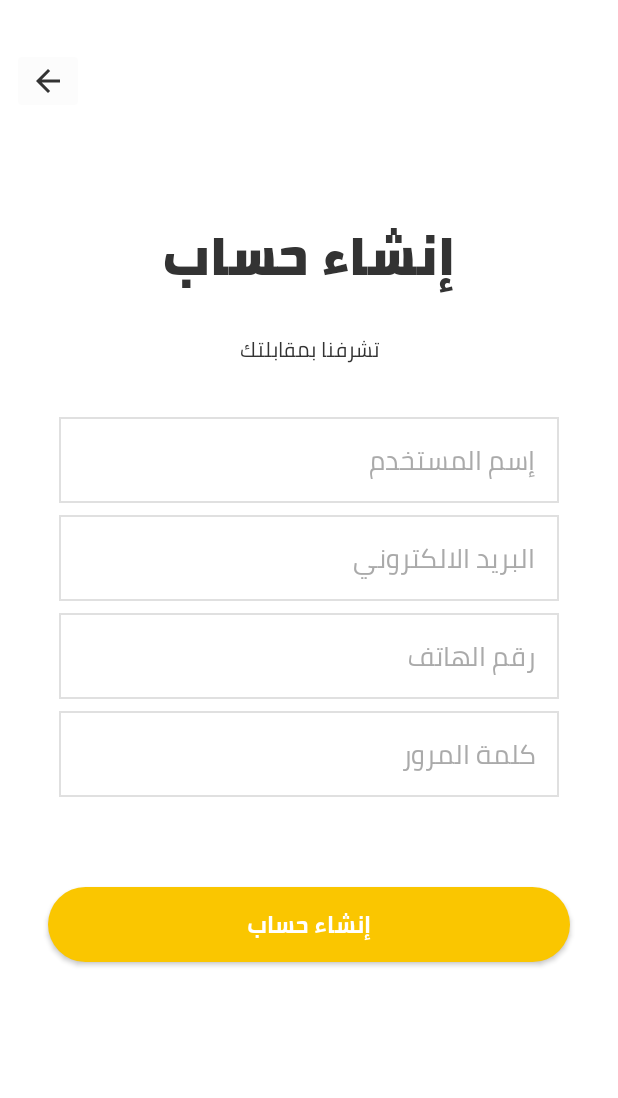
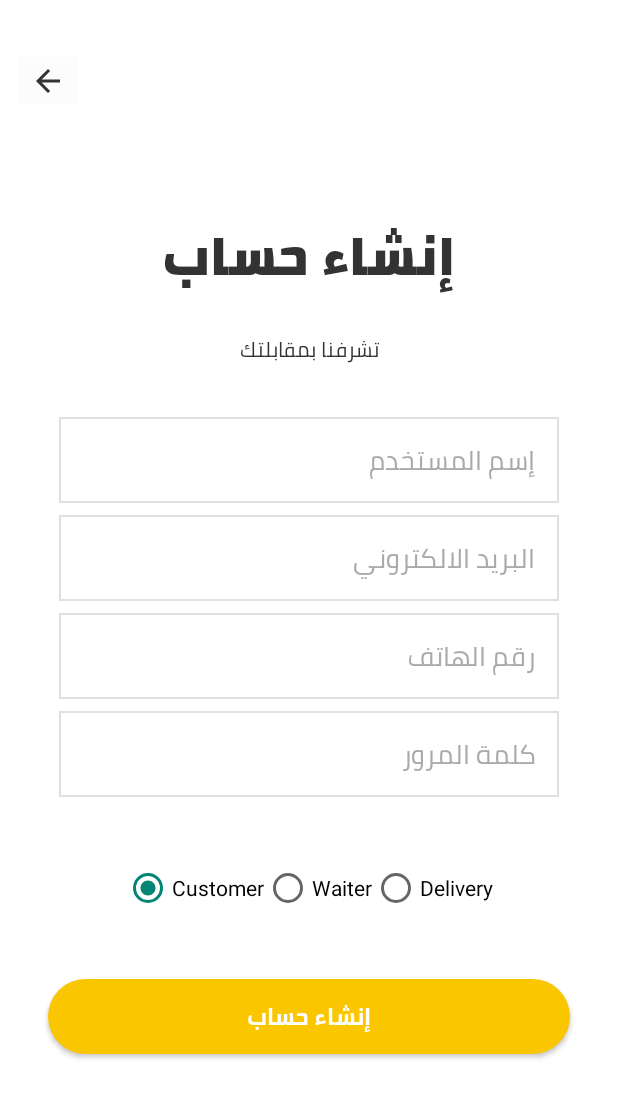
Before and after one commit to MohamedFouad96/DaddysBurger, an Android app: the Register screen opened directly, with no data from a screen before it, after a tap on "إنشاء حساب", on a phone screen of 412 x 824 dp. Shown: the top 1098 px of the screen. Run offline under Robolectric (Android 15) with nearby library versions, the phone set to English and light mode, and no system bars.

```diff
--- a/app/build.gradle
+++ b/app/build.gradle
@@ -44,6 +44,8 @@ dependencies {
     // Network
     implementation 'com.squareup.retrofit2:retrofit:2.9.0'
     implementation 'com.squareup.retrofit2:converter-gson:2.9.0'
+    implementation("com.squareup.okhttp3:okhttp:4.9.0")
+
 
 
 
--- a/app/src/main/java/tech/digitalcraft/daddysburger/Controller/RecycleView/OrdersAdapter.java
+++ b/app/src/main/java/tech/digitalcraft/daddysburger/Controller/RecycleView/OrdersAdapter.java
@@ -62,8 +62,8 @@ public class OrdersAdapter extends RecyclerView.Adapter<OrdersAdapter.viewHolder
     @Override
     public void onBindViewHolder(@NonNull viewHolder holder, int position) {
 
-
-        holder.clientName.setText(mOrders.get(position).getClientName());
+        String sp[] = mOrders.get(position).getClientName().split(" ");
+        holder.clientName.setText(sp[0]);
 
         if (mOrders.get(position).getOrderTypeId() == 1)
             holder.address.setText("طاولة رقم " +mOrders.get(position).getTableId());
--- a/app/src/main/java/tech/digitalcraft/daddysburger/Controller/Retrofit/RetrofitClientAdapter.java
+++ b/app/src/main/java/tech/digitalcraft/daddysburger/Controller/Retrofit/RetrofitClientAdapter.java
@@ -28,6 +28,7 @@ public class RetrofitClientAdapter {
     public static Call<LoginResponse> activation(String key  , String phoneId)
     {
 
+
         return mRetrofitClient.activation(key , phoneId);
 
     }
@@ -41,11 +42,11 @@ public class RetrofitClientAdapter {
     }
 
 
-    public static Call<Void> register(String username , String email , String phone  , String pass)
+    public static Call<Void> register(String username , String email , String phone  , String pass , int type)
     {
 
 
-        return mRetrofitClient.Register(Shared.get.ACTIVATION_TOKEN,new Register(username , username, email , pass,1));
+        return mRetrofitClient.Register(Shared.get.ACTIVATION_TOKEN,new Register(username , username, email , pass,type));
 
     }
 
--- a/app/src/main/java/tech/digitalcraft/daddysburger/Controller/SqlLite/DatabaseHelper.java
+++ b/app/src/main/java/tech/digitalcraft/daddysburger/Controller/SqlLite/DatabaseHelper.java
@@ -33,7 +33,6 @@ public class DatabaseHelper extends SQLiteOpenHelper {
     public void onCreate(SQLiteDatabase db) {
 
         db.execSQL("create table "+ TABLE_1 +" ( ID INTEGER ,  NAME TEXT , IMG INTEGER , PRICE FLOAT , DESCRIPTION TEXT , CATEGORY_ID INTEGER , QTY INTEGER)");
-
 
 
     }
--- a/app/src/main/java/tech/digitalcraft/daddysburger/Controller/Validator.java
+++ b/app/src/main/java/tech/digitalcraft/daddysburger/Controller/Validator.java
@@ -9,7 +9,7 @@ public class Validator {
     private Matcher matcher;
 
     private static final String USERNAME_PATTERN = "^(?=.{4,20}$)(?![_.])(?!.*[_.]{2})[a-zA-Z0-9._]+(?<![_.])$";
-    private static final String PASSWORD_PATTERN = "^(?=.{8,24}$)(?=.*[!@#$%^&*])(?!.*[_.]{2})[a-zA-Z0-9._]+(?<![_.])$";
+    private static final String PASSWORD_PATTERN = "^(?=.*[0-9])(?=.*[a-z])(?=.*[A-Z])(?=.*[@#$%^&+=])(?=\\S+$).{8,}$";
     public Validator(){
         pattern = Pattern.compile(USERNAME_PATTERN);
         pattern1 = Pattern.compile(PASSWORD_PATTERN);
--- a/app/src/main/java/tech/digitalcraft/daddysburger/View/Activites/MainActivity.java
+++ b/app/src/main/java/tech/digitalcraft/daddysburger/View/Activites/MainActivity.java
@@ -36,7 +36,7 @@ public class MainActivity extends AppCompatActivity implements RefreshViewPager
     ViewPager viewPager;
     ViewPagerAdapter sectionsPagerAdapter;
     BottomNavigationView mBottomNavigationView;
-
+    MenuItem qr;
 
     @Override
     protected void onCreate(Bundle savedInstanceState) {
@@ -137,6 +137,8 @@ public class MainActivity extends AppCompatActivity implements RefreshViewPager
     public boolean onCreateOptionsMenu(Menu menu) {
         MenuInflater inflater = getMenuInflater();
         inflater.inflate(R.menu.appbar_menu , menu);
+        qr = menu.findItem(R.id.qr);
+        qr.setVisible(true);
         return super.onCreateOptionsMenu(menu);
     }
 
--- a/app/src/main/java/tech/digitalcraft/daddysburger/View/Activites/Restaurant/RestaurantOrders.java
+++ b/app/src/main/java/tech/digitalcraft/daddysburger/View/Activites/Restaurant/RestaurantOrders.java
@@ -42,7 +42,7 @@ public class RestaurantOrders extends AppCompatActivity implements ResturantOrde
     OrdersAdapter mOrdersAdapter;
     RecyclerView.LayoutManager mOrdersLayoutManager;
     ProgressBar progressBar;
-
+    MenuItem qr;
     @Override
     protected void onCreate(Bundle savedInstanceState) {
         super.onCreate(savedInstanceState);
@@ -53,6 +53,7 @@ public class RestaurantOrders extends AppCompatActivity implements ResturantOrde
         }
 
         mProgressDialog = new ProgressDialog(this,R.style.Theme_AppCompat_DayNight_Dialog_Alert);
+
 
         mProgressDialog.setMessage("جاري تسجيل الخروج...");
         mProgressDialog.setCancelable(false);
--- a/app/src/main/java/tech/digitalcraft/daddysburger/View/Activites/Splash.java
+++ b/app/src/main/java/tech/digitalcraft/daddysburger/View/Activites/Splash.java
@@ -18,6 +18,7 @@ import retrofit2.Call;
 import retrofit2.Callback;
 import retrofit2.Response;
 import tech.digitalcraft.daddysburger.Controller.Retrofit.RetrofitClientAdapter;
+import tech.digitalcraft.daddysburger.Controller.Retrofit.ServiceGenerator;
 import tech.digitalcraft.daddysburger.Controller.SqlLite.DatabaseHelper;
 import tech.digitalcraft.daddysburger.Model.APIs.LoginResponse;
 import tech.digitalcraft.daddysburger.Model.Shared;
@@ -146,6 +147,8 @@ public class Splash extends AppCompatActivity {
     public void activeOneTime()
     {
 
+        ServiceGenerator.changeBaseUrl("http://bsnextdeveloping-001-site2.itempurl.com");
+
         RetrofitClientAdapter.activation(KEY , androidId).enqueue(new Callback<LoginResponse>() {
             @Override
             public void onResponse(Call<LoginResponse> call, Response<LoginResponse> response) {
@@ -173,6 +176,8 @@ public class Splash extends AppCompatActivity {
             @Override
             public void onFailure(Call<LoginResponse> call, Throwable t) {
                 dialog.show();
+
+
                 Log.d("LOGIN_LOG_ERROR", t.getMessage());
                 Toast.makeText(Splash.this, "لا يوجد اتصال بشبكة الانترنت", Toast.LENGTH_SHORT).show();
             }
--- a/app/src/main/java/tech/digitalcraft/daddysburger/View/Activites/UserAuth/Login.java
+++ b/app/src/main/java/tech/digitalcraft/daddysburger/View/Activites/UserAuth/Login.java
@@ -20,6 +20,7 @@ import retrofit2.Call;
 import retrofit2.Callback;
 import retrofit2.Response;
 import tech.digitalcraft.daddysburger.Controller.Retrofit.RetrofitClientAdapter;
+import tech.digitalcraft.daddysburger.Controller.Retrofit.ServiceGenerator;
 import tech.digitalcraft.daddysburger.Model.APIs.LoginResponse;
 import tech.digitalcraft.daddysburger.Model.Shared;
 import tech.digitalcraft.daddysburger.R;
--- a/app/src/main/java/tech/digitalcraft/daddysburger/View/Activites/UserAuth/Register.java
+++ b/app/src/main/java/tech/digitalcraft/daddysburger/View/Activites/UserAuth/Register.java
@@ -6,11 +6,15 @@ import android.app.ProgressDialog;
 import android.os.Bundle;
 import android.util.Log;
 import android.view.View;
+import android.widget.ArrayAdapter;
 import android.widget.Button;
 import android.widget.EditText;
 import android.widget.ImageButton;
+import android.widget.RadioGroup;
+import android.widget.Spinner;
 import android.widget.Toast;
 
+import java.io.IOException;
 import java.util.regex.Matcher;
 import java.util.regex.Pattern;
 
@@ -18,16 +22,19 @@ import retrofit2.Call;
 import retrofit2.Callback;
 import retrofit2.Response;
 import tech.digitalcraft.daddysburger.Controller.Retrofit.RetrofitClientAdapter;
+import tech.digitalcraft.daddysburger.Controller.Retrofit.ServiceGenerator;
 import tech.digitalcraft.daddysburger.Controller.Validator;
 import tech.digitalcraft.daddysburger.R;
 
 public class Register extends AppCompatActivity {
 
     private String USERNAME,PASSWORD,EMAIL,PHONE;
+    private int USER_TYPE = 1;
 
     private EditText Username, Password,Phone,Email;
     private Button Register;
     private ImageButton Back;
+    private RadioGroup typeSelection;
 
     private ProgressDialog mProgressDialog;
 
@@ -44,6 +51,7 @@ public class Register extends AppCompatActivity {
         Phone = findViewById(R.id.phone);
         Register = findViewById(R.id.register);
         Back = findViewById(R.id.back);
+        typeSelection = findViewById(R.id.type);
 
         mProgressDialog = new ProgressDialog(this,R.style.Theme_AppCompat_DayNight_Dialog_Alert);
 
@@ -63,8 +71,10 @@ public class Register extends AppCompatActivity {
                 EMAIL = Email.getText().toString();
                 PHONE = Phone.getText().toString();
                 PASSWORD = Password.getText().toString();
+                USER_TYPE = typeSelection.getCheckedRadioButtonId() == R.id.customer ? 1 : typeSelection.getCheckedRadioButtonId() == R.id.waiter ? 2 : 3;
 
 
+                System.out.println("Type: " + USER_TYPE);
                 if (USERNAME.isEmpty() || EMAIL.isEmpty() || PHONE.isEmpty() || PASSWORD.isEmpty())
                 {
                     mProgressDialog.dismiss();
@@ -90,7 +100,7 @@ public class Register extends AppCompatActivity {
 
     public void RegisterReq()
     {
-        RetrofitClientAdapter.register(USERNAME , EMAIL , PHONE , PASSWORD).enqueue(new Callback<Void>() {
+        RetrofitClientAdapter.register(USERNAME , EMAIL , PHONE , PASSWORD, USER_TYPE).enqueue(new Callback<Void>() {
             @Override
             public void onResponse(Call<Void> call, Response<Void> response) {
 
@@ -104,11 +114,21 @@ public class Register extends AppCompatActivity {
                         finish();
                     }
                     break;
+                    case 400:
+                    {
+                        Toast.makeText(Register.this, "هذا الحساب موجود بالفعل", Toast.LENGTH_LONG).show();
+                    }
+                    break;
                     default:
                     {
 
+                        Toast.makeText(Register.this, "حدث خطأ ما", Toast.LENGTH_LONG).show();
 
-                        System.out.println("Response: "+response.body().toString());
+                        try {
+                            System.out.println("Response: "+response.errorBody().string() + " Code: " + response.code());
+                        } catch (IOException e) {
+                            e.printStackTrace();
+                        }
                     }
                     break;
                 }
@@ -119,7 +139,7 @@ public class Register extends AppCompatActivity {
             public void onFailure(Call<Void> call, Throwable t) {
                 mProgressDialog.dismiss();
 
-                Log.d("LOGIN_LOG_ERROR", t.getMessage());
+                Log.d("LOGIN_LOG_ERROR", t.getMessage() + " " + ServiceGenerator.BASE_URL);
                 Toast.makeText(Register.this, "لا يوجد اتصال بشبكة الانترنت", Toast.LENGTH_SHORT).show();
 
             }
--- a/app/src/main/java/tech/digitalcraft/daddysburger/View/Activites/UserAuth/Startup.java
+++ b/app/src/main/java/tech/digitalcraft/daddysburger/View/Activites/UserAuth/Startup.java
@@ -7,6 +7,8 @@ import android.os.Bundle;
 import android.view.View;
 import android.widget.Button;
 
+import tech.digitalcraft.daddysburger.Controller.Retrofit.ServiceGenerator;
+import tech.digitalcraft.daddysburger.Model.Shared;
 import tech.digitalcraft.daddysburger.R;
 
 public class Startup extends AppCompatActivity {
@@ -21,6 +23,7 @@ public class Startup extends AppCompatActivity {
         Login = findViewById(R.id.login);
         Register = findViewById(R.id.register);
 
+        ServiceGenerator.changeBaseUrl(Shared.get.BASE_URL);
 
         Login.setOnClickListener(new View.OnClickListener() {
             @Override
--- a/app/src/main/res/layout/activity_register.xml
+++ b/app/src/main/res/layout/activity_register.xml
@@ -11,7 +11,6 @@
         android:layout_width="0dp"
         android:layout_height="wrap_content"
         android:layout_marginStart="32dp"
-        android:layout_marginTop="60dp"
         android:layout_marginEnd="32dp"
         android:background="@drawable/login_button_shape"
         android:backgroundTint="@color/yellow_200"
@@ -24,8 +23,7 @@
         app:layout_constraintBottom_toBottomOf="parent"
         app:layout_constraintEnd_toEndOf="parent"
         app:layout_constraintStart_toStartOf="parent"
-        app:layout_constraintTop_toBottomOf="@+id/password"
-        app:layout_constraintVertical_bias="0.0" />
+        app:layout_constraintTop_toBottomOf="@+id/password" />
 
     <TextView
         android:id="@+id/textView2"
@@ -141,7 +139,37 @@
         app:layout_constraintStart_toStartOf="parent"
         app:layout_constraintTop_toBottomOf="@+id/phone" />
 
+    <RadioGroup
+        android:id="@+id/type"
+        android:layout_width="wrap_content"
+        android:layout_height="wrap_content"
+        android:checkedButton="@id/customer"
+        android:orientation="horizontal"
+        android:theme="@style/Theme.AppCompat.Light"
+        app:layout_constraintBottom_toTopOf="@+id/register"
+        app:layout_constraintEnd_toEndOf="parent"
+        app:layout_constraintStart_toStartOf="parent"
+        app:layout_constraintTop_toBottomOf="@+id/password">
 
+        <RadioButton
+            android:id="@+id/customer"
+            android:layout_width="match_parent"
+            android:layout_height="wrap_content"
+
+            android:text="Customer" />
+
+        <RadioButton
+            android:id="@+id/waiter"
+            android:layout_width="match_parent"
+            android:layout_height="wrap_content"
+            android:text="Waiter" />
+
+        <RadioButton
+            android:id="@+id/delivery"
+            android:layout_width="match_parent"
+            android:layout_height="wrap_content"
+            android:text="Delivery" />
+    </RadioGroup>
 
 
 </androidx.constraintlayout.widget.ConstraintLayout>
--- a/app/src/main/res/menu/appbar_menu.xml
+++ b/app/src/main/res/menu/appbar_menu.xml
@@ -8,6 +8,7 @@
 
     <item android:title="QR"
         android:id="@+id/qr"
+        android:visible="false"
         android:icon="@drawable/ic__qr_code_scanner"
         app:showAsAction="always"/>
 
```
Also changed, not shown: app/src/main/java/tech/digitalcraft/daddysburger/Controller/Retrofit/ServiceGenerator.java (+6 -1 lines), app/src/main/java/tech/digitalcraft/daddysburger/Model/Shared.java (+7 -3 lines), app/src/main/java/tech/digitalcraft/daddysburger/View/Activites/Menu/Meals.java (+9 -9 lines), app/src/main/res/values/strings.xml (+7 -1 lines).
